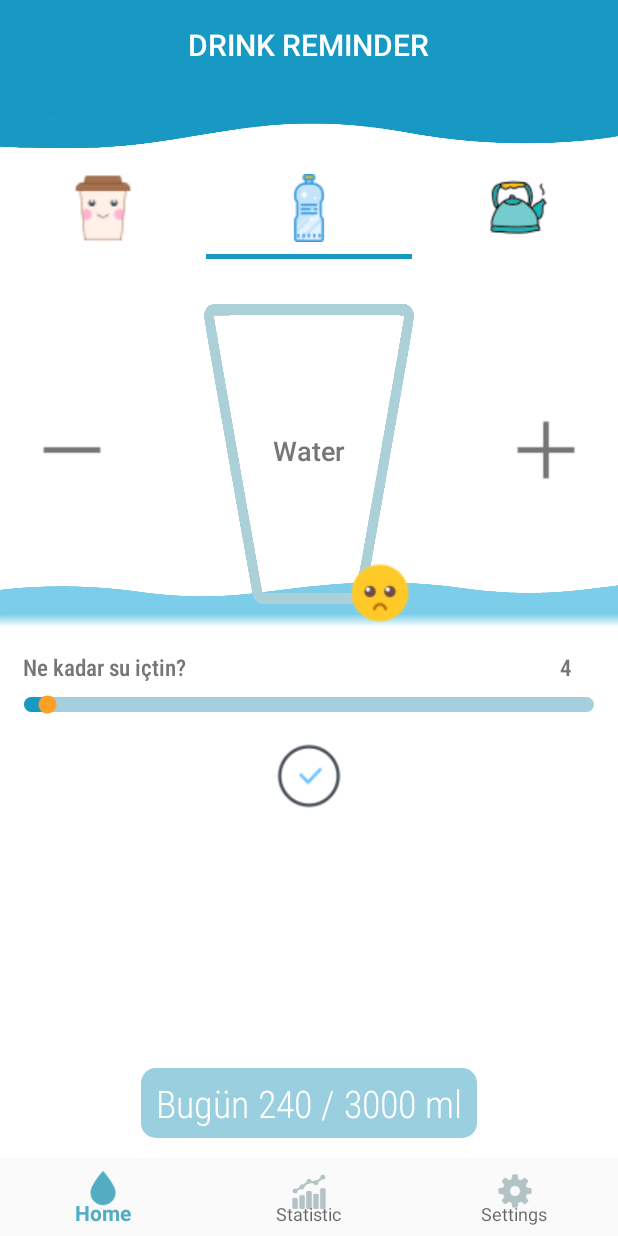
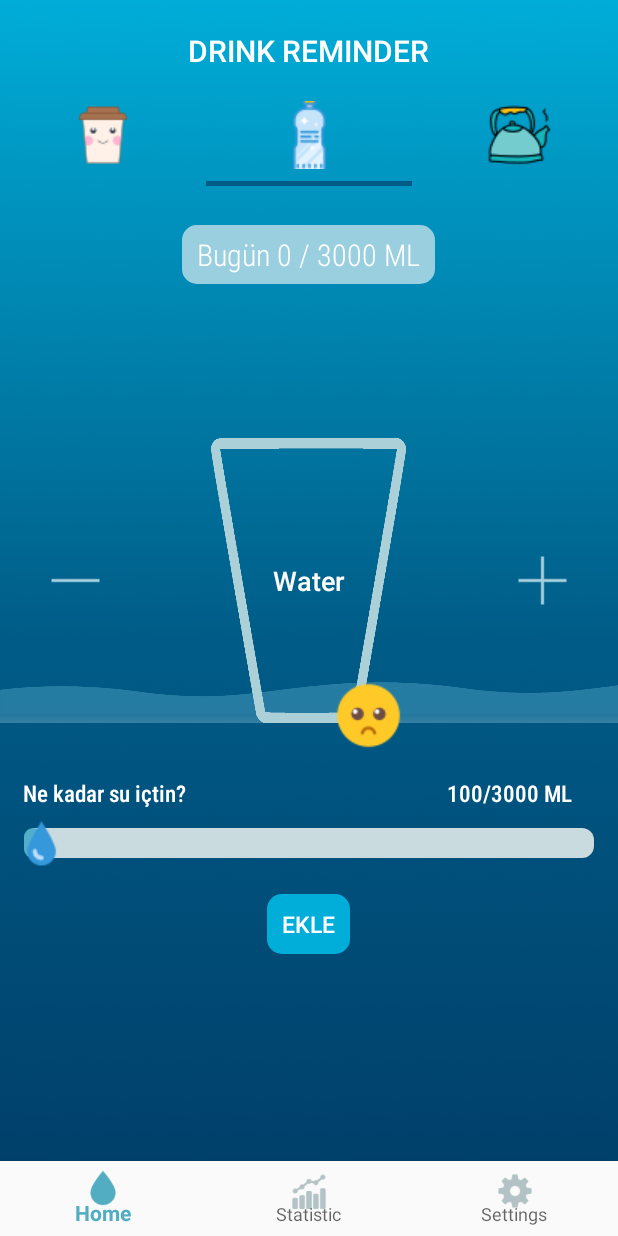
Before and after one commit to senasolmaz/WaterReminder, an Android app: the screen it shows after launch (MainActivity), after a tap on an icon or button, on a phone screen of 412 x 824 dp. Run offline under Robolectric (Android 15) with nearby library versions, the phone set to English and light mode, and no system bars.

Commit message:
Water Fragment finish

```diff
--- a/app/build.gradle
+++ b/app/build.gradle
@@ -33,4 +33,5 @@ dependencies {
     androidTestImplementation 'androidx.test.espresso:espresso-core:3.2.0'
     implementation 'com.google.android.material:material:1.0.0'
     implementation 'com.github.PhilJay:MPAndroidChart:v3.1.0'
+    implementation 'com.google.android.material:material:1.0.0-rc01'
 }
--- a/app/src/main/java/com/senas/waterreminder/MainFragments/WaterFragment.kt
+++ b/app/src/main/java/com/senas/waterreminder/MainFragments/WaterFragment.kt
@@ -1,10 +1,16 @@
 package com.senas.waterreminder.MainFragments
 
+import android.annotation.SuppressLint
+import android.app.Dialog
+import android.content.Context
+import android.os.Build
 import android.os.Bundle
-import android.view.LayoutInflater
-import android.view.View
-import android.view.ViewGroup
+import android.transition.Slide
+import android.util.Log
+import android.view.*
 import android.widget.*
+import androidx.core.content.ContextCompat.getSystemService
+import androidx.core.view.isVisible
 import androidx.fragment.app.Fragment
 import androidx.viewpager.widget.ViewPager
 import com.google.android.material.tabs.TabLayout
@@ -12,80 +18,95 @@ import com.senas.waterreminder.R
 import kotlin.math.roundToInt
 import kotlin.system.exitProcess
 
-class WaterFragment: Fragment() {
+class WaterFragment : Fragment() {
 
     private lateinit var viewPager: ViewPager
     private lateinit var tabLayout: TabLayout
 
-    override fun onCreateView(inflater: LayoutInflater, container: ViewGroup?,
-                              savedInstanceState: Bundle?): View? {
+    @SuppressLint("ClickableViewAccessibility")
+    override fun onCreateView(
+        inflater: LayoutInflater, container: ViewGroup?,
+        savedInstanceState: Bundle?
+    ): View? {
         // Inflate the layout for this fragment
         val view: View = inflater.inflate(R.layout.fragment_water, container, false)
 
         val seekBar = view.findViewById<SeekBar>(R.id.seekBar)
         val textView = view.findViewById<TextView>(R.id.txtView)
+        val bugunToplam = view.findViewById<TextView>(R.id.bugun_toplam)
         val view2 = view.findViewById<View>(R.id.viewHeight)
         val glassImage = view.findViewById<ImageView>(R.id.glases)
         val plusButon = view.findViewById<ImageButton>(R.id.plus)
         val minusButon = view.findViewById<ImageButton>(R.id.minus)
-        val confirmButon = view.findViewById<ImageButton>(R.id.confirmButon)
+        val confirmButon = view.findViewById<Button>(R.id.confirmButon)
 
-        var defaultML = 20;
+        var defaultML = 100;
         var icilenToplamMiktar = 0;
+        confirmButon.isVisible = false
 
         val density = resources.displayMetrics.density
         val imageParams = glassImage.layoutParams
-        imageParams.width = (140*density).toInt()
-        imageParams.height = (200*density).toInt()
-
+        imageParams.width = (130 * density).toInt()
+        imageParams.height = (190 * density).toInt()
         val layoutParams = view2.layoutParams
 
         seekBar?.setOnSeekBarChangeListener(object :
             SeekBar.OnSeekBarChangeListener {
-            override fun onProgressChanged(seek: SeekBar,
-                                           progress: Int, fromUser: Boolean) {
-
-                textView.text = progress.toString()
-
-                if(progress*2.2 < 210 ) {
-                    val layoutParams = view2.layoutParams
-                    layoutParams.height = (progress*2.2*density).toInt()
-                    view2.layoutParams = layoutParams
-                }
+            override fun onProgressChanged(
+                seek: SeekBar,
+                progress: Int, fromUser: Boolean
+            ) {
+                textView.text = icilenToplamMiktar.toString() + "/3000 ML"
             }
-
             override fun onStartTrackingTouch(seek: SeekBar) {
-                // write custom code for progress is started
             }
-
             override fun onStopTrackingTouch(seek: SeekBar) {
-                // write custom code for progress is stopped
-                //    textView.text = "Progress is: " + seek.progress + "%"
             }
         })
 
+        seekBar.setOnTouchListener(View.OnTouchListener { view, motionEvent -> true })
+
         plusButon.setOnClickListener {
-            if(icilenToplamMiktar < 210 ) {
-                layoutParams.height += defaultML*2
+            if (layoutParams.height < 190*density && icilenToplamMiktar < 3000) {
+                layoutParams.height += (defaultML * 190 / 3000*density).toInt()
                 icilenToplamMiktar += defaultML
                 view2.layoutParams = layoutParams
-            }
-            seekBar.progress = (icilenToplamMiktar*0.2).roundToInt()
+           }
+            seekBar.progress = icilenToplamMiktar / defaultML * 3
+            confirmButon.isVisible = true
+            Log.d("top", icilenToplamMiktar.toString())
         }
         minusButon.setOnClickListener {
-            if(icilenToplamMiktar < 210 && icilenToplamMiktar > 0) {
-                layoutParams.height -= defaultML*2
+            if (icilenToplamMiktar < 3001 && icilenToplamMiktar > 0) {
+                layoutParams.height -=   (defaultML * 190 / 3000*density).toInt()
                 icilenToplamMiktar -= defaultML
                 view2.layoutParams = layoutParams
+            } else {
+                confirmButon.isVisible = false
             }
-             seekBar.progress = (icilenToplamMiktar*0.2).roundToInt()
+            seekBar.progress = icilenToplamMiktar / defaultML * 3
         }
 
-        confirmButon.setOnClickListener{
+        confirmButon.setOnClickListener {
 
-           // seekBar.progress = icilenToplamMiktar
-            Toast.makeText(context, icilenToplamMiktar.toString(), Toast.LENGTH_SHORT).show()
+            // seekBar.progress = icilenToplamMiktar
+            //Toast.makeText(context, icilenToplamMiktar.toString(), Toast.LENGTH_SHORT).show()
+            val dialog = Dialog(context!!)
+            dialog.requestWindowFeature(Window.FEATURE_NO_TITLE)
+            dialog.setCancelable(false)
+            dialog.setContentView(R.layout.water_added_popup)
+
+            //    val infoText = dialog .findViewById(R.id.bilgiText) as TextView
+            val okBtn = dialog.findViewById(R.id.okButon) as Button
+            okBtn.setOnClickListener {
+                dialog.dismiss()
+            }
+            dialog.show()
+
+            bugunToplam.text = "Bugün " + icilenToplamMiktar.toString() + " / 3000 ML"
+
         }
+        bugunToplam.text = "Bugün " + icilenToplamMiktar.toString() + " / 3000 ML"
 
         return view
     }
--- a/app/src/main/res/drawable/button_corner.xml
+++ b/app/src/main/res/drawable/button_corner.xml
@@ -1,7 +1,6 @@
 <shape xmlns:android="http://schemas.android.com/apk/res/android"
     android:shape="rectangle">
 
-    <solid android:color="#85C1E9" />
-    <corners android:radius="6dp" />
+    <corners android:radius="10dp" />
 
 </shape>
--- a/app/src/main/res/drawable/dalga.xml
+++ b/app/src/main/res/drawable/dalga.xml
@@ -3,8 +3,8 @@
     android:shape="rectangle">
     <gradient
         android:angle="90"
-        android:startColor="#FFFFFF"
-        android:endColor="#7BCDE9"
+        android:startColor="#4DB4E0F0"
+        android:endColor="#4D70BFDA"
         android:gradientRadius="50dp"
         android:type="linear"/>
 </shape>
--- a/app/src/main/res/drawable/seekbar_style.xml
+++ b/app/src/main/res/drawable/seekbar_style.xml
@@ -3,10 +3,10 @@
     <item android:id="@android:id/background"
         android:gravity="center_vertical|fill_horizontal">
         <shape android:shape="rectangle"
-            android:tint="@color/mainBlueLight">
+            android:tint="#C9DBDF">
             <corners android:radius="8dp"/>
-            <size android:height="10dp" />
-            <solid android:color="@color/mainBlueLight"/>
+            <size android:height="20dp" />
+            <solid android:color="@color/grayBlue"/>
         </shape>
     </item>
     <item android:id="@android:id/progress"
@@ -17,10 +17,10 @@
                     android:drawable="@android:color/transparent" />
                 <item>
                     <shape android:shape="rectangle"
-                        android:tint="@color/mainBlue">
+                        android:tint="#51AFCD">
                         <corners android:radius="8dp"/>
-                        <size android:height="10dp" />
-                        <solid android:color="@color/mainBlue" />
+                        <size android:height="20dp" />
+                        <solid android:color="#51AFCD" />
                     </shape>
                 </item>
             </selector>
--- a/app/src/main/res/layout/activity_main.xml
+++ b/app/src/main/res/layout/activity_main.xml
@@ -6,7 +6,7 @@
     android:layout_width="match_parent"
     android:layout_height="match_parent"
     android:orientation="vertical">
-
+<!--
     <RelativeLayout
         android:layout_width="match_parent"
         android:layout_height="wrap_content"
@@ -27,6 +27,7 @@
             android:id="@+id/titleTxt"/>
 
     </RelativeLayout>
+    -->
 
     <FrameLayout
         android:id="@+id/content"
--- a/app/src/main/res/layout/fragment_water.xml
+++ b/app/src/main/res/layout/fragment_water.xml
@@ -2,7 +2,7 @@
 <androidx.core.widget.NestedScrollView xmlns:android="http://schemas.android.com/apk/res/android"
     android:layout_width="match_parent"
     android:layout_height="match_parent"
-    android:background="@color/white"
+    android:background="@drawable/bluebackground2"
     android:clipToPadding="false"
     android:fillViewport="true">
 
@@ -10,188 +10,224 @@
         android:layout_width="match_parent"
         android:layout_height="match_parent">
 
-        <ImageView
-            android:id="@+id/wave"
-            android:layout_width="match_parent"
-            android:layout_height="50dp"
-            android:layout_below="@+id/titleBox"
-            android:layout_marginTop="-3dp"
-            android:background="@drawable/wawe" />
+        <TextView
+            android:layout_width="wrap_content"
+            android:layout_height="wrap_content"
+            android:text="Drink Reminder"
+            android:textAllCaps="true"
+            android:layout_marginTop="20dp"
+            android:layout_marginBottom="20dp"
+            android:layout_centerHorizontal="true"
+            android:fontFamily="sans-serif-medium"
+            android:textSize="20dp"
+            android:textColor="@color/white"
+            android:id="@+id/titleTxt"/>
 
         <RelativeLayout
+            android:id="@+id/selectionMenu"
             android:layout_width="match_parent"
             android:layout_height="wrap_content"
-            android:layout_marginTop="10dp"
-            android:layout_marginBottom="10dp"
-            android:id="@+id/selectionMenu"
-            android:layout_below="@+id/wave">
+            android:layout_below="@+id/titleTxt"
+            android:layout_marginBottom="10dp">
 
             <LinearLayout
+                android:id="@+id/iconGroups"
                 android:layout_width="match_parent"
                 android:layout_height="wrap_content"
                 android:gravity="center"
-                android:id="@+id/iconGroups"
                 android:orientation="horizontal">
 
                 <ImageView
                     android:layout_width="45dp"
                     android:layout_height="45dp"
-                    android:src="@drawable/coffee"
                     android:layout_weight="1"
-                    android:scaleType="fitCenter"/>
+                    android:scaleType="center"
+                    android:src="@drawable/coffee" />
 
                 <ImageView
                     android:layout_width="45dp"
                     android:layout_height="45dp"
                     android:layout_weight="1"
-                    android:src="@drawable/waterbottle"
-                    android:scaleType="fitCenter"/>
+                    android:scaleType="center"
+                    android:src="@drawable/waterbottle" />
 
                 <ImageView
                     android:layout_width="45dp"
                     android:layout_height="45dp"
                     android:layout_weight="1"
-                    android:src="@drawable/tea"
-                    android:scaleType="fitCenter"/>
+                    android:scaleType="center"
+                    android:src="@drawable/tea" />
 
             </LinearLayout>
 
             <LinearLayout
                 android:layout_width="match_parent"
                 android:layout_height="wrap_content"
+                android:layout_below="@+id/iconGroups"
+                android:layout_marginTop="8dp"
                 android:gravity="center"
-                android:layout_marginTop="8dp"
-                android:layout_below="@+id/iconGroups"
                 android:orientation="horizontal">
 
                 <ImageView
                     android:layout_width="50dp"
                     android:layout_height="3dp"
-                    android:background="@color/white"
                     android:layout_weight="1"
-                    android:scaleType="fitCenter"/>
+                    android:background="@color/transparent"
+                    android:scaleType="fitCenter" />
 
 
                 <ImageView
                     android:layout_width="50dp"
                     android:layout_height="3dp"
-                    android:background="@color/mainBlue"
                     android:layout_weight="1"
-                    android:scaleType="fitCenter"/>
+                    android:background="@color/darkBlue"
+                    android:scaleType="fitCenter" />
 
 
                 <ImageView
                     android:layout_width="50dp"
                     android:layout_height="3dp"
-                    android:background="@color/white"
                     android:layout_weight="1"
-                    android:scaleType="fitCenter"/>
+                    android:background="@color/transparent"
+                    android:scaleType="fitCenter" />
 
             </LinearLayout>
+        </RelativeLayout>
 
+        <RelativeLayout
+            android:id="@+id/ozet_bilgi"
+            android:layout_width="wrap_content"
+            android:layout_height="wrap_content"
+            android:layout_below="@+id/selectionMenu"
+            android:layout_centerHorizontal="true"
+            android:layout_marginTop="16dp"
+            android:layout_marginBottom="16dp"
+            android:background="@drawable/rounded_background">
+
+            <TextView
+                android:id="@+id/bugun_toplam"
+                android:layout_width="wrap_content"
+                android:layout_height="wrap_content"
+                android:fontFamily="sans-serif-condensed-light"
+                android:paddingLeft="10dp"
+                android:paddingTop="6dp"
+                android:paddingRight="10dp"
+                android:paddingBottom="6dp"
+                android:text="Bugün 240 / 3000 ml"
+                android:textColor="@color/white"
+                android:textSize="20dp" />
 
         </RelativeLayout>
-
         <LinearLayout
+            android:id="@+id/fullWater"
             android:layout_width="match_parent"
             android:layout_height="wrap_content"
-            android:orientation="vertical"
             android:layout_alignBottom="@+id/glases_layout"
-            android:id="@+id/fullWater">
+            android:layout_marginBottom="20dp"
+            android:orientation="vertical">
 
             <ImageView
                 android:id="@+id/wave2"
                 android:layout_width="match_parent"
                 android:layout_height="30dp"
-                android:layout_centerHorizontal="true"
-                android:backgroundTint="#7BCDE9"
-                android:background="@drawable/dalga2" />
+                android:background="@drawable/dalga2"
+                android:backgroundTint="#4D7BCDE9" />
 
             <View
                 android:id="@+id/viewHeight"
                 android:layout_width="wrap_content"
                 android:layout_height="0dp"
-                android:background="@drawable/dalga"/>
+                android:background="@drawable/dalga" />
 
         </LinearLayout>
 
         <RelativeLayout
             android:id="@+id/glases_layout"
             android:layout_width="match_parent"
-            android:layout_below="@+id/selectionMenu"
             android:layout_height="wrap_content"
-            android:layout_centerHorizontal="true">
-
+            android:layout_centerInParent="true">
             <TextView
+                android:id="@+id/selectionText"
                 android:layout_width="wrap_content"
                 android:layout_height="wrap_content"
-                android:id="@+id/selectionText"
+                android:layout_centerHorizontal="true"
+                android:layout_centerVertical="true"
+                android:fontFamily="sans-serif-medium"
                 android:text="Water"
-                android:textColor="@color/gray"
-                android:layout_centerVertical="true"
-                android:layout_centerHorizontal="true"
-                android:textSize="18dp"
-                android:fontFamily="sans-serif-medium"/>
+                android:textColor="@color/white"
+                android:textSize="18dp" />
 
             <ImageView
                 android:id="@+id/glases"
-                android:layout_width="140dp"
-                android:layout_height="200dp"
+                android:layout_width="130dp"
+                android:layout_height="190dp"
                 android:layout_centerHorizontal="true"
                 android:layout_marginTop="20dp"
-                android:scaleType="fitXY"
                 android:background="@drawable/glass"
-                android:backgroundTint="@color/grayBlue2" />
+                android:backgroundTint="@color/grayBlue2"
+                android:scaleType="fitXY" />
 
             <ImageView
                 android:id="@+id/emoji"
-                android:layout_width="45dp"
-                android:layout_height="45dp"
+                android:layout_width="wrap_content"
+                android:layout_height="wrap_content"
                 android:layout_below="@+id/glases"
                 android:layout_alignRight="@+id/glases"
                 android:layout_marginTop="-30dp"
-                android:scaleType="center"
-                android:background="@drawable/sad"/>
+                android:background="@drawable/sad"
+                android:scaleType="fitXY" />
 
             <ImageButton
                 android:id="@+id/plus"
-                android:layout_width="45dp"
-                android:layout_height="45dp"
+                android:layout_width="50dp"
+                android:layout_height="50dp"
                 android:layout_alignParentRight="true"
+                android:layout_centerVertical="true"
                 android:layout_marginRight="25dp"
-                android:backgroundTint="@color/gray"
                 android:background="@drawable/plus"
-                android:layout_centerVertical="true" />
+                android:backgroundTint="@color/mainBlueLight"
+                android:scaleType="center" />
 
             <ImageButton
                 android:id="@+id/minus"
-                android:layout_width="45dp"
-                android:layout_height="45dp"
+                android:layout_width="50dp"
+                android:layout_height="50dp"
+                android:layout_alignParentLeft="true"
+                android:layout_centerVertical="true"
                 android:layout_marginLeft="25dp"
-                android:layout_alignParentLeft="true"
-                android:backgroundTint="@color/gray"
                 android:background="@drawable/minus"
-                android:layout_centerVertical="true" />
+                android:backgroundTint="@color/mainBlueLight"
+                android:scaleType="center" />
 
         </RelativeLayout>
 
-        <ImageButton
+        <Button
             android:id="@+id/confirmButon"
-            android:layout_width="45dp"
-            android:layout_height="45dp"
-            android:layout_marginLeft="25dp"
+            android:layout_width="55dp"
+            android:layout_height="40dp"
             android:layout_below="@+id/seekbarLayout"
             android:layout_centerHorizontal="true"
+            android:layout_marginLeft="25dp"
+            android:layout_marginTop="16dp"
             android:layout_marginBottom="16dp"
-            android:layout_marginTop="16dp"
-            android:background="@drawable/confirm" />
+            android:background="@drawable/button_corner"
+            android:backgroundTint="@color/butonblue"
+            android:fontFamily="sans-serif-medium"
+            android:paddingLeft="8dp"
+            android:paddingTop="3dp"
+            android:paddingRight="8dp"
+            android:paddingBottom="3dp"
+            android:text="EKLE"
+            android:textColor="@color/white"
+            android:textSize="15dp"
+            android:layout_marginStart="25dp" />
 
         <LinearLayout
+            android:id="@+id/seekbarLayout"
             android:layout_width="match_parent"
             android:layout_height="wrap_content"
             android:layout_below="@+id/glases_layout"
             android:layout_marginTop="16dp"
-            android:id="@+id/seekbarLayout"
             android:orientation="vertical">
 
             <LinearLayout
@@ -208,7 +244,7 @@
                     android:layout_weight="1"
                     android:fontFamily="sans-serif-condensed-medium"
                     android:text="Ne kadar su içtin?"
-                    android:textColor="@color/gray"
+                    android:textColor="@color/white"
                     android:textSize="15dp" />
 
                 <TextView
@@ -222,40 +258,19 @@
                     android:fontFamily="sans-serif-condensed-medium"
                     android:gravity="end"
                     android:text="0/3000 ML"
-                    android:textColor="@color/gray"
+                    android:textColor="@color/white"
                     android:textSize="15dp" />
 
             </LinearLayout>
-
             <SeekBar
                 android:id="@+id/seekBar"
                 android:layout_width="match_parent"
                 android:layout_height="wrap_content"
+                android:splitTrack="false"
+                android:max="100"
+                android:thumb="@drawable/thumbwater"
                 android:progressDrawable="@drawable/seekbar_style" />
         </LinearLayout>
-
-        <RelativeLayout
-            android:id="@+id/ozet_bilgi"
-            android:layout_width="wrap_content"
-            android:layout_height="wrap_content"
-            android:layout_alignParentBottom="true"
-            android:layout_centerHorizontal="true"
-            android:layout_marginBottom="15dp"
-            android:background="@drawable/rounded_background">
-
-            <TextView
-                android:layout_width="wrap_content"
-                android:layout_height="wrap_content"
-                android:fontFamily="sans-serif-condensed-light"
-                android:paddingLeft="10dp"
-                android:paddingTop="6dp"
-                android:paddingRight="10dp"
-                android:paddingBottom="6dp"
-                android:text="Bugün 240 / 3000 ml"
-                android:textColor="@color/white"
-                android:textSize="25dp" />
-
-        </RelativeLayout>
 
     </RelativeLayout>
 
--- /dev/null
+++ b/app/src/main/res/layout/water_added_popup.xml
@@ -0,0 +1,42 @@
+<?xml version="1.0" encoding="utf-8"?>
+<LinearLayout xmlns:android="http://schemas.android.com/apk/res/android"
+    android:layout_width="350dp"
+    android:layout_height="220dp"
+    android:orientation="vertical">
+
+    <ImageView
+        android:layout_width="60dp"
+        android:layout_height="60dp"
+        android:layout_gravity="center"
+        android:layout_marginTop="20dp"
+        android:scaleType="fitCenter"
+        android:src="@drawable/confirmed" />
+
+    <TextView
+        android:id="@+id/bilgiText"
+        android:layout_width="wrap_content"
+        android:layout_height="wrap_content"
+        android:layout_gravity="center"
+        android:layout_marginLeft="20dp"
+        android:layout_marginTop="20dp"
+        android:layout_marginRight="20dp"
+        android:layout_marginBottom="16dp"
+        android:fontFamily="sans-serif-condensed"
+        android:text="Başarıyla eklendi!"
+        android:textColor="@color/gray"
+        android:textSize="20sp" />
+
+    <Button
+        android:id="@+id/okButon"
+        android:layout_width="50dp"
+        android:layout_height="40dp"
+        android:layout_gravity="center"
+        android:layout_marginTop="10dp"
+        android:layout_marginBottom="20dp"
+        android:background="@drawable/rounded_background"
+        android:backgroundTint="@color/butonblue"
+        android:fontFamily="sans-serif"
+        android:text="OK"
+        android:textColor="@color/white" />
+
+</LinearLayout>
--- a/app/src/main/res/values/colors.xml
+++ b/app/src/main/res/values/colors.xml
@@ -15,4 +15,9 @@
     <color name="mainBlueLight">#A5CFDD</color>
     <color name="clear">#00FFFFFF</color>
     <color name="lightgray">#DFDCDC</color>
+    <color name="darkBlue">#005c87</color>
+    <color name="transparent">#00FFFFFF</color>
+    <color name="cyansari">#c3da26</color>
+    <color name="green">#bbcc57</color>
+    <color name="butonblue">#00aed9</color>
 </resources>
--- a/build.gradle
+++ b/build.gradle
@@ -8,7 +8,7 @@ buildscript {
 
     }
     dependencies {
-        classpath 'com.android.tools.build:gradle:3.5.3'
+        classpath 'com.android.tools.build:gradle:3.6.0'
         classpath "org.jetbrains.kotlin:kotlin-gradle-plugin:$kotlin_version"
         // NOTE: Do not place your application dependencies here; they belong
         // in the individual module build.gradle files
```
Also changed, not shown: app/src/main/res/drawable/bluebackground.png (added), app/src/main/res/drawable/bluebackground2.png (added), app/src/main/res/drawable/confirmed.png (added), app/src/main/res/drawable/minus.png, app/src/main/res/drawable/plus.png, app/src/main/res/drawable/thumbwater.png (added), gradle/wrapper/gradle-wrapper.properties.
